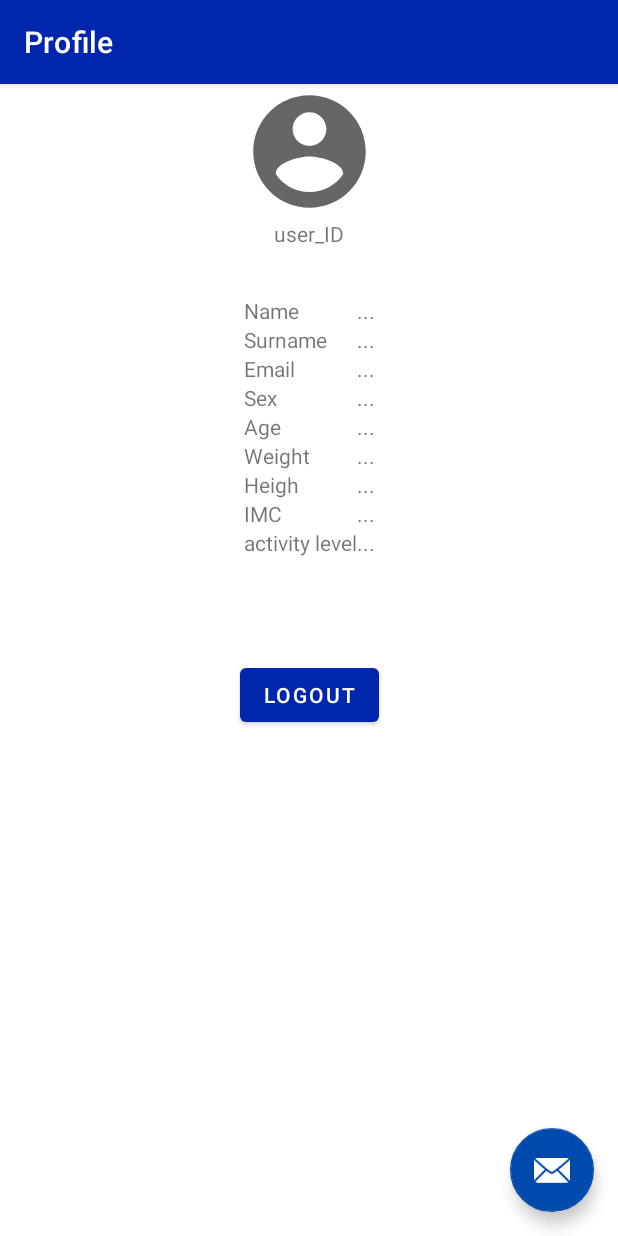
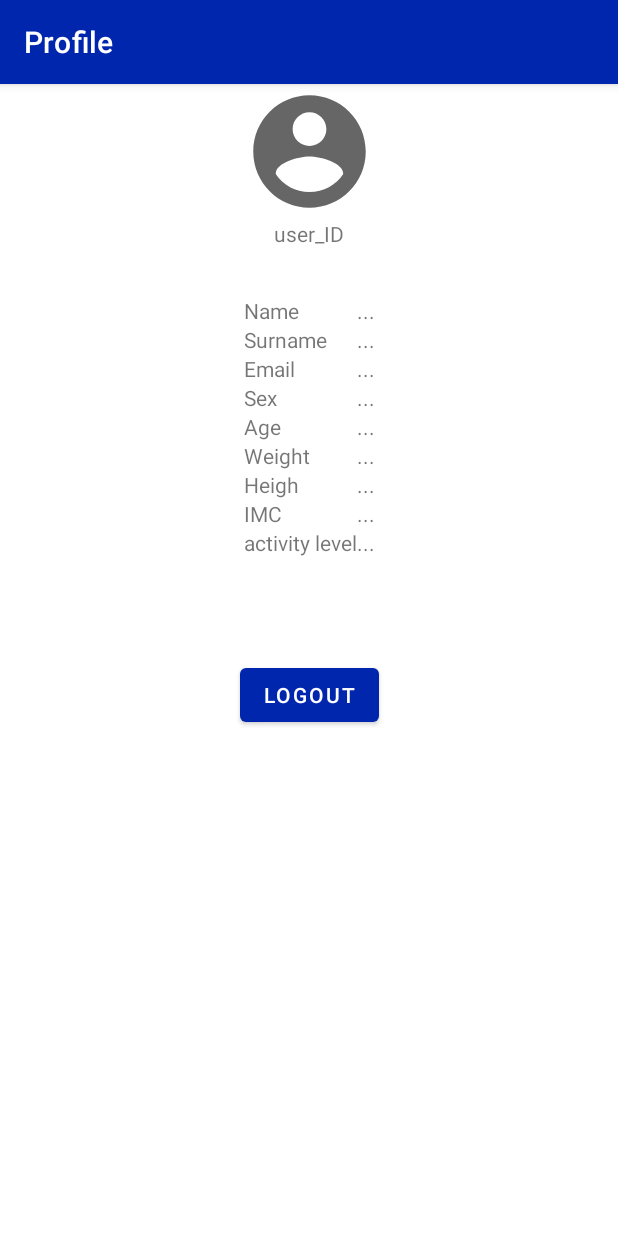
Before and after one commit to GioRigamonti/MyFITapp, an Android app: the Profile screen opened directly, with no data from a screen before it, on a phone screen of 412 x 824 dp. Run offline under Robolectric (Android 15) with nearby library versions, the light colour scheme and no system bars.

Commit message:
prova menù mainActivity

```diff
--- a/MyFITapp/app/src/main/java/it/unimib/myfitapp/MainActivity.java
+++ b/MyFITapp/app/src/main/java/it/unimib/myfitapp/MainActivity.java
@@ -50,7 +50,7 @@ public class MainActivity extends AppCompatActivity {
         {
             case R.id.action_profile:
                 // definisco l'intenzione di aprire l'Activity "Page1.java"
-                Intent openPage1 = new Intent(MainActivity.this, LoginActivity.class);
+                Intent openPage1 = new Intent(MainActivity.this, Registation.class);
                 // passo all'attivazione dell'activity page1.java
                 startActivity(openPage1);
                 break;
--- a/MyFITapp/app/src/main/java/it/unimib/myfitapp/Profile.java
+++ b/MyFITapp/app/src/main/java/it/unimib/myfitapp/Profile.java
@@ -19,13 +19,5 @@ public class Profile extends AppCompatActivity {
         Toolbar toolbar = findViewById(R.id.toolbar);
         setSupportActionBar(toolbar);
 
-        FloatingActionButton fab = findViewById(R.id.fab);
-        fab.setOnClickListener(new View.OnClickListener() {
-            @Override
-            public void onClick(View view) {
-                Snackbar.make(view, "Replace with your own action", Snackbar.LENGTH_LONG)
-                        .setAction("Action", null).show();
-            }
-        });
     }
 }
--- a/MyFITapp/app/src/main/res/layout/activity_profile.xml
+++ b/MyFITapp/app/src/main/res/layout/activity_profile.xml
@@ -22,12 +22,4 @@
 
     <include layout="@layout/content_profile" />
 
-    <com.google.android.material.floatingactionbutton.FloatingActionButton
-        android:id="@+id/fab"
-        android:layout_width="wrap_content"
-        android:layout_height="wrap_content"
-        android:layout_gravity="bottom|end"
-        android:layout_margin="@dimen/fab_margin"
-        app:srcCompat="@android:drawable/ic_dialog_email" />
-
 </androidx.coordinatorlayout.widget.CoordinatorLayout>
```
Also changed, not shown: MyFITapp/app/src/main/java/it/unimib/myfitapp/Registration.java (+0 -8 lines).
